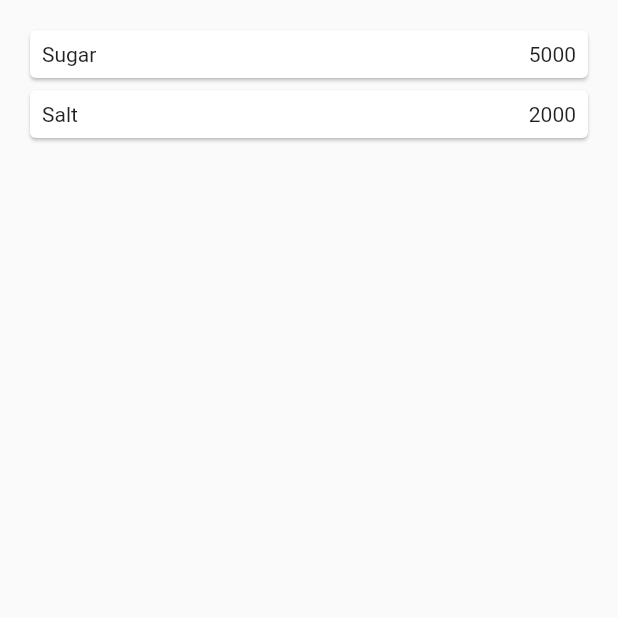
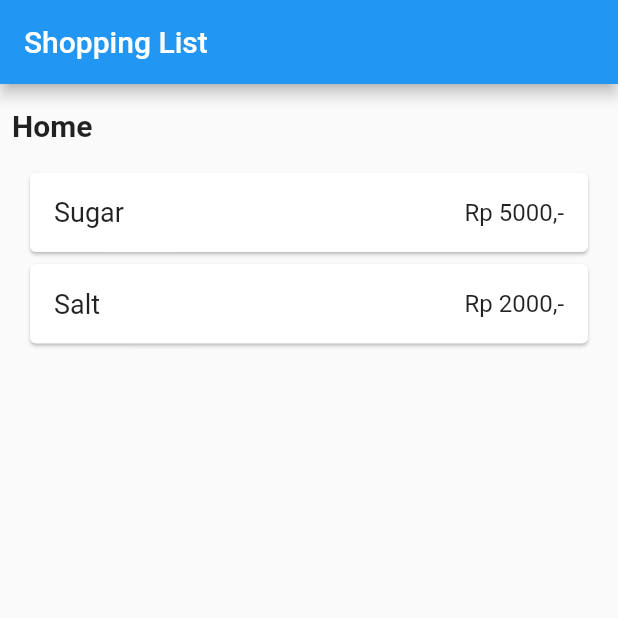
Before and after one commit to farid-maulana/flutter-ShoppingList, a Flutter app: the screen it shows after launch, on a phone screen of 412 x 824 dp, the top half of it. Run offline on Flutter 3.47's test engine with Material 2 defaults, Android fonts, the phone set to English and light mode, and no system bars.

Commit message:
Update home_page.dart & item_page.dart

```diff
--- a/lib/pages/home_page.dart
+++ b/lib/pages/home_page.dart
@@ -10,7 +10,24 @@ class HomePage extends StatelessWidget {
   @override
   Widget build(BuildContext context) {
     return Scaffold(
-      body: Container(
+      appBar: AppBar(
+        title: const Text('Shopping List'),
+      ),
+      body: Column(
+        children: [
+          Container(
+            alignment: Alignment.centerLeft,
+            margin: const EdgeInsets.only(top: 16, left: 8),
+            child: const Text(
+              'Home',
+              style: TextStyle(
+                fontSize: 20,
+                fontWeight: FontWeight.bold,
+              ),
+            ),
+          ),
+          Expanded(
+            child: Container(
               margin: const EdgeInsets.all(8),
               child: ListView.builder(
                 padding: const EdgeInsets.all(8),
@@ -23,16 +40,24 @@ class HomePage extends StatelessWidget {
                     },
                     child: Card(
                       child: Container(
-                  margin: const EdgeInsets.all(8),
+                        margin: const EdgeInsets.all(16),
                         child: Row(
                           children: [
                             Expanded(
-                        child: Text(item.name),
+                              child: Text(
+                                item.name,
+                                style: const TextStyle(
+                                  fontSize: 18,
+                                ),
+                              ),
                             ),
                             Expanded(
                               child: Text(
-                          item.price.toString(),
+                                'Rp ${item.price.toString()},-',
                                 textAlign: TextAlign.end,
+                                style: const TextStyle(
+                                  fontSize: 16,
+                                ),
                               ),
                             ),
                           ],
@@ -43,6 +68,9 @@ class HomePage extends StatelessWidget {
                 },
               ),
             ),
+          ),
+        ],
+      ),
     );
   }
 }
--- a/lib/pages/item_page.dart
+++ b/lib/pages/item_page.dart
@@ -9,6 +9,9 @@ class ItemPage extends StatelessWidget {
     final Item itemArgs = ModalRoute.of(context)!.settings.arguments as Item;
 
     return Scaffold(
+      appBar: AppBar(
+        title: const Text('Shopping List'),
+      ),
       body: SafeArea(
         child: Container(
           margin: const EdgeInsets.all(8),
```
Lines whose indentation alone changed are shown as unchanged.
